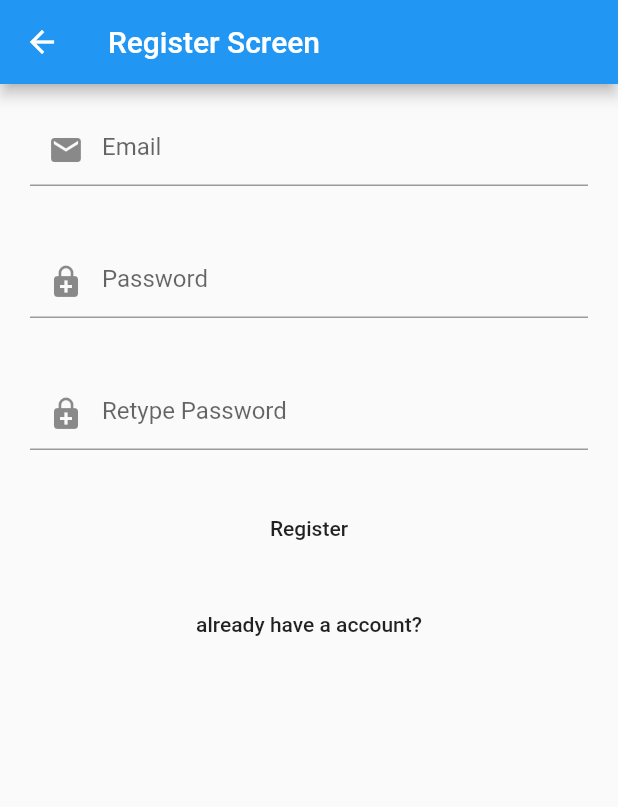
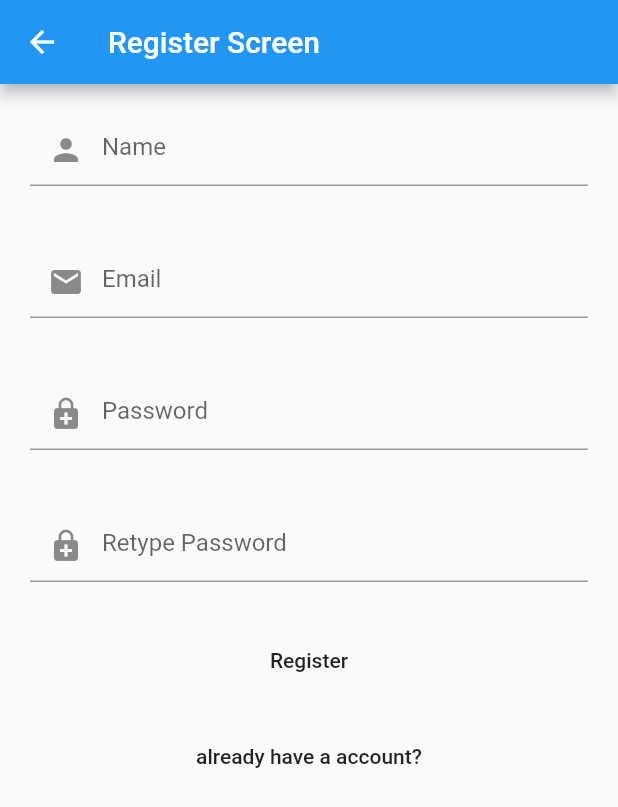
Before and after one commit to kiraitami/task-manager, a Flutter app: the Register_Screen screen opened directly, on a phone screen of 412 x 824 dp. Shown: the top 807 px of the screen. Run offline on Flutter 3.47's test engine with Material 2 defaults, Android fonts, the phone set to English and light mode, and no system bars; our stand-ins replace cloud_firestore, firebase_auth; accounts and stored records are empty.

Commit message:
L #1 - Base models created; Register in Firebase (Auth/Database)

```diff
--- a/lib/screens/login_screen.dart
+++ b/lib/screens/login_screen.dart
@@ -8,8 +8,6 @@ class LoginScreen extends StatefulWidget {
 }
 
 class _LoginScreenState extends State<LoginScreen> {
-
-
 
   @override
   Widget build(BuildContext context) {
--- a/lib/screens/register_screen.dart
+++ b/lib/screens/register_screen.dart
@@ -1,5 +1,6 @@
 import 'package:flutter/foundation.dart';
 import 'package:flutter/material.dart';
+import 'package:flutter_app_task_manager/models/user.dart';
 import 'package:flutter_app_task_manager/screens/login_screen.dart';
 
 class Register_Screen extends StatefulWidget {
@@ -8,6 +9,10 @@ class Register_Screen extends StatefulWidget {
 }
 
 class _Register_ScreenState extends State<Register_Screen> {
+
+  final _emailController = TextEditingController();
+  final _passController = TextEditingController();
+  final _nameController = TextEditingController();
 
   String _password;
 
@@ -23,12 +28,29 @@ class _Register_ScreenState extends State<Register_Screen> {
         child: Column(
         children: <Widget>[
 
+          Padding(
+            padding: EdgeInsets.all(20.0),
+            child: Align(
+              alignment: Alignment.center,
+              child: TextFormField(
+                controller: _nameController,
+                decoration: InputDecoration(
+                    hintText: 'Name',
+                    prefixIcon: Icon(Icons.person)
+                ),
+                validator: (text){
+                  if(text.isEmpty) return 'Insert your name';
+                },
+              ),
+            ),
+          ),
           //Email Input
           Padding(
             padding: EdgeInsets.all(20.0),
             child: Align(
               alignment: Alignment.center,
               child: TextFormField(
+                controller: _emailController,
                 decoration: InputDecoration(
                     hintText: 'Email',
                     prefixIcon: Icon(Icons.email)
@@ -68,6 +90,7 @@ class _Register_ScreenState extends State<Register_Screen> {
             child: Align(
               alignment: Alignment.center,
               child: TextFormField(
+                controller: _passController,
                 decoration: InputDecoration(
                     hintText: 'Retype Password',
                     prefixIcon: Icon(Icons.enhanced_encryption)
@@ -105,9 +128,16 @@ class _Register_ScreenState extends State<Register_Screen> {
                   'already have a account?'
                 ),
                 onPressed: (){
-                  Navigator.of(context).push(
-                      MaterialPageRoute(builder: (context) => LoginScreen())
-                  );
+                  User user  = User();
+                  if (_nameController.text.isNotEmpty)
+                    user.name = _nameController.text;
+
+                  if (_emailController.text.isNotEmpty)
+                    user.email = _emailController.text;
+
+                  if (_passController.text.isNotEmpty)
+                    user.createUserInFirebase(user.email, _passController.text);
+
                 },
               ),
             ),
```
Also changed, not shown: lib/models/user.dart (+31 -0 lines).
